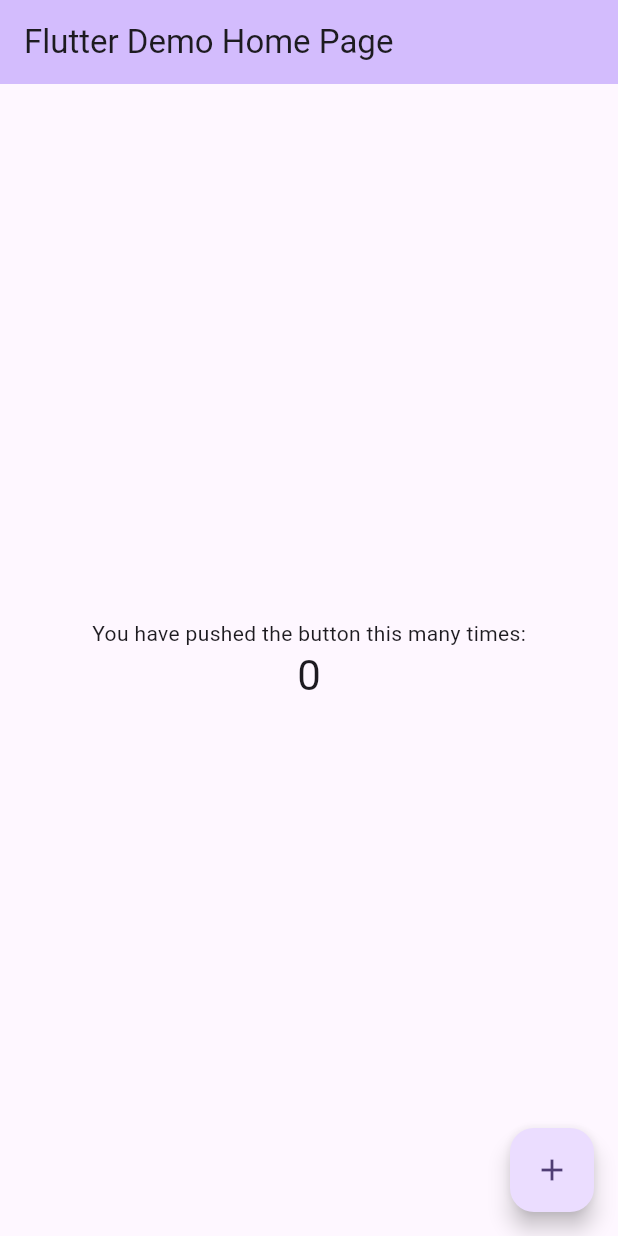
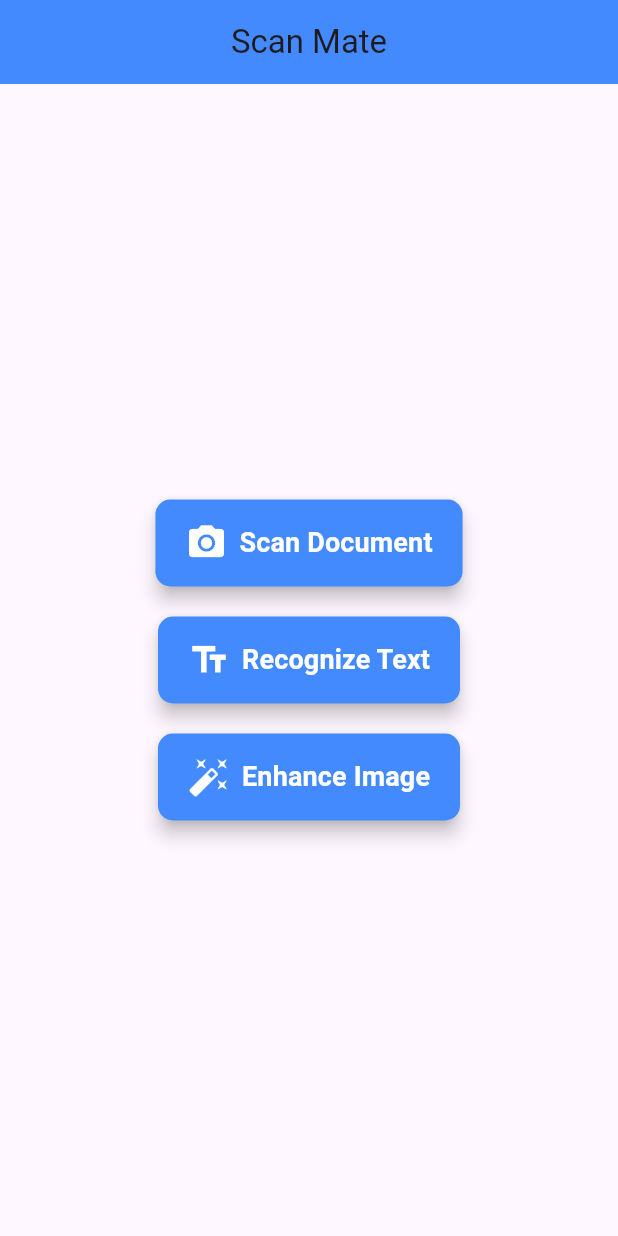
Before and after one commit to Aryan1021/scan_mate, a Flutter app: the screen it shows after launch, on a phone screen of 412 x 824 dp. Run offline on Flutter 3.47's test engine with Material 3 defaults, Android fonts, the phone set to English and light mode, and no system bars.

Commit message:
Added Screens and CustomButton files

```diff
--- a/lib/main.dart
+++ b/lib/main.dart
@@ -1,4 +1,5 @@
 import 'package:flutter/material.dart';
+import 'package:scan_mate/screens/HomeScreen.dart';
 
 void main() {
   runApp(const MyApp());
@@ -7,116 +8,15 @@ void main() {
 class MyApp extends StatelessWidget {
   const MyApp({super.key});
 
-  // This widget is the root of your application.
   @override
   Widget build(BuildContext context) {
     return MaterialApp(
-      title: 'Flutter Demo',
+      debugShowCheckedModeBanner: false,
+      title: 'Scan Mate',
       theme: ThemeData(
-        // This is the theme of your application.
-        //
-        // TRY THIS: Try running your application with "flutter run". You'll see
-        // the application has a purple toolbar. Then, without quitting the app,
-        // try changing the seedColor in the colorScheme below to Colors.green
-        // and then invoke "hot reload" (save your changes or press the "hot
-        // reload" button in a Flutter-supported IDE, or press "r" if you used
-        // the command line to start the app).
-        //
-        // Notice that the counter didn't reset back to zero; the application
-        // state is not lost during the reload. To reset the state, use hot
-        // restart instead.
-        //
-        // This works for code too, not just values: Most code changes can be
-        // tested with just a hot reload.
-        colorScheme: ColorScheme.fromSeed(seedColor: Colors.deepPurple),
+        primarySwatch: Colors.blue,
       ),
-      home: const MyHomePage(title: 'Flutter Demo Home Page'),
+      home: const HomeScreen(),
     );
   }
 }
-
-class MyHomePage extends StatefulWidget {
-  const MyHomePage({super.key, required this.title});
-
-  // This widget is the home page of your application. It is stateful, meaning
-  // that it has a State object (defined below) that contains fields that affect
-  // how it looks.
-
-  // This class is the configuration for the state. It holds the values (in this
-  // case the title) provided by the parent (in this case the App widget) and
-  // used by the build method of the State. Fields in a Widget subclass are
-  // always marked "final".
-
-  final String title;
-
-  @override
-  State<MyHomePage> createState() => _MyHomePageState();
-}
-
-class _MyHomePageState extends State<MyHomePage> {
-  int _counter = 0;
-
-  void _incrementCounter() {
-    setState(() {
-      // This call to setState tells the Flutter framework that something has
-      // changed in this State, which causes it to rerun the build method below
-      // so that the display can reflect the updated values. If we changed
-      // _counter without calling setState(), then the build method would not be
-      // called again, and so nothing would appear to happen.
-      _counter++;
-    });
-  }
-
-  @override
-  Widget build(BuildContext context) {
-    // This method is rerun every time setState is called, for instance as done
-    // by the _incrementCounter method above.
-    //
-    // The Flutter framework has been optimized to make rerunning build methods
-    // fast, so that you can just rebuild anything that needs updating rather
-    // than having to individually change instances of widgets.
-    return Scaffold(
-      appBar: AppBar(
-        // TRY THIS: Try changing the color here to a specific color (to
-        // Colors.amber, perhaps?) and trigger a hot reload to see the AppBar
-        // change color while the other colors stay the same.
-        backgroundColor: Theme.of(context).colorScheme.inversePrimary,
-        // Here we take the value from the MyHomePage object that was created by
-        // the App.build method, and use it to set our appbar title.
-        title: Text(widget.title),
-      ),
-      body: Center(
-        // Center is a layout widget. It takes a single child and positions it
-        // in the middle of the parent.
-        child: Column(
-          // Column is also a layout widget. It takes a list of children and
-          // arranges them vertically. By default, it sizes itself to fit its
-          // children horizontally, and tries to be as tall as its parent.
-          //
-          // Column has various properties to control how it sizes itself and
-          // how it positions its children. Here we use mainAxisAlignment to
-          // center the children vertically; the main axis here is the vertical
-          // axis because Columns are vertical (the cross axis would be
-          // horizontal).
-          //
-          // TRY THIS: Invoke "debug painting" (choose the "Toggle Debug Paint"
-          // action in the IDE, or press "p" in the console), to see the
-          // wireframe for each widget.
-          mainAxisAlignment: MainAxisAlignment.center,
-          children: <Widget>[
-            const Text('You have pushed the button this many times:'),
-            Text(
-              '$_counter',
-              style: Theme.of(context).textTheme.headlineMedium,
-            ),
-          ],
-        ),
-      ),
-      floatingActionButton: FloatingActionButton(
-        onPressed: _incrementCounter,
-        tooltip: 'Increment',
-        child: const Icon(Icons.add),
-      ), // This trailing comma makes auto-formatting nicer for build methods.
-    );
-  }
-}
--- /dev/null
+++ b/lib/screens/HomeScreen.dart
@@ -0,0 +1,51 @@
+import 'package:flutter/material.dart';
+import 'ScannerScreen.dart';
+import 'RecognizeScreen.dart';
+import 'EnhanceScreen.dart';
+import '../widgets/CustomButton.dart';
+
+class HomeScreen extends StatelessWidget {
+  const HomeScreen({super.key});
+
+  @override
+  Widget build(BuildContext context) {
+    return Scaffold(
+      appBar: AppBar(
+        title: const Text("Scan Mate"),
+        centerTitle: true,
+        backgroundColor: Colors.blueAccent,
+      ),
+      body: Center(
+        child: Column(
+          mainAxisAlignment: MainAxisAlignment.center,
+          children: [
+            CustomButton(
+              text: "Scan Document",
+              icon: Icons.camera_alt,
+              onTap: () => Navigator.push(
+                context,
+                MaterialPageRoute(builder: (context) => const ScannerScreen()),
+              ),
+            ),
+            CustomButton(
+              text: "Recognize Text",
+              icon: Icons.text_fields,
+              onTap: () => Navigator.push(
+                context,
+                MaterialPageRoute(builder: (context) => const RecognizeScreen()),
+              ),
+            ),
+            CustomButton(
+              text: "Enhance Image",
+              icon: Icons.auto_fix_high,
+              onTap: () => Navigator.push(
+                context,
+                MaterialPageRoute(builder: (context) => const EnhanceScreen()),
+              ),
+            ),
+          ],
+        ),
+      ),
+    );
+  }
+}
--- /dev/null
+++ b/lib/widgets/CustomButton.dart
@@ -0,0 +1,38 @@
+import 'package:flutter/material.dart';
+
+class CustomButton extends StatelessWidget {
+  final String text;
+  final IconData icon;
+  final VoidCallback onTap;
+
+  const CustomButton({
+    super.key,
+    required this.text,
+    required this.icon,
+    required this.onTap,
+  });
+
+  @override
+  Widget build(BuildContext context) {
+    return Padding(
+      padding: const EdgeInsets.symmetric(vertical: 10),
+      child: ElevatedButton.icon(
+        style: ElevatedButton.styleFrom(
+          padding: const EdgeInsets.symmetric(horizontal: 20, vertical: 15),
+          shape: RoundedRectangleBorder(
+            borderRadius: BorderRadius.circular(10),
+          ),
+          backgroundColor: Colors.blueAccent,
+          foregroundColor: Colors.white,
+          elevation: 5,
+        ),
+        icon: Icon(icon, size: 28),
+        label: Text(
+          text,
+          style: const TextStyle(fontSize: 18, fontWeight: FontWeight.bold),
+        ),
+        onPressed: onTap,
+      ),
+    );
+  }
+}
--- a/pubspec.yaml
+++ b/pubspec.yaml
@@ -34,6 +34,9 @@ dependencies:
   # The following adds the Cupertino Icons font to your application.
   # Use with the CupertinoIcons class for iOS style icons.
   cupertino_icons: ^1.0.8
+  image_picker: ^1.1.2
+  google_mlkit_text_recognition: ^0.15.0
+  image: ^4.5.4
 
 dev_dependencies:
   flutter_test:
```
Also changed, not shown: lib/screens/EnhanceScreen.dart (added, +35 -0 lines), lib/screens/RecognizeScreen.dart (added, +35 -0 lines), lib/screens/ScannerScreen.dart (added, +35 -0 lines), pubspec.lock, 5 other files.
